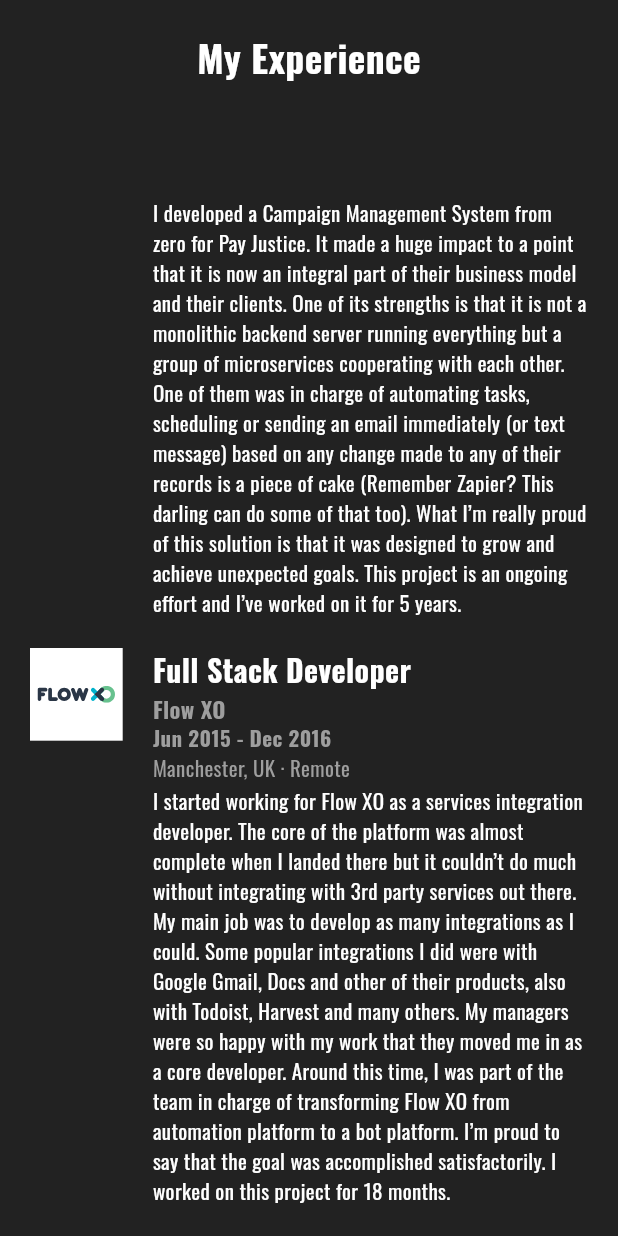
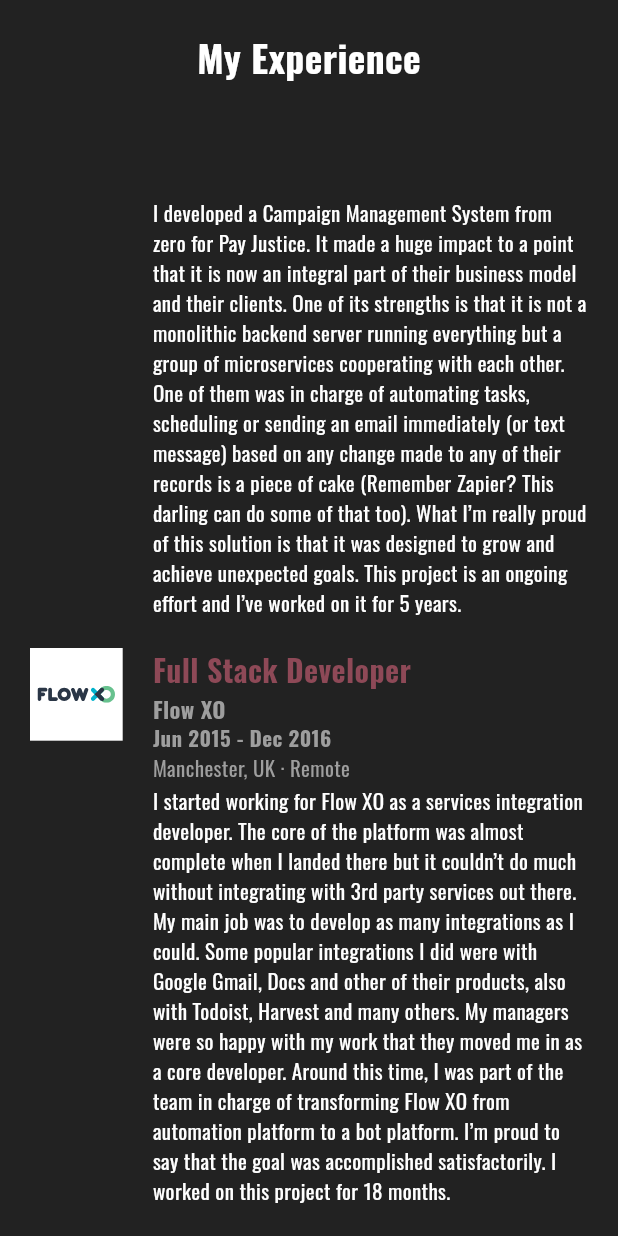
Before and after one commit to roboli/roboli-site, a Flutter app: the ExperiencePage screen opened directly, scrolled down 403 dp, on a phone screen of 412 x 824 dp. Run offline on Flutter 3.47's test engine with Material 3 defaults, Android fonts, the phone set to English and light mode, and no system bars; our stand-ins replace dots_indicator, easy_debounce, flutter_svg, go_router, google_fonts.

Commit message:
Add headline color

```diff
--- a/lib/pages/experience_page/tile.dart
+++ b/lib/pages/experience_page/tile.dart
@@ -33,7 +33,11 @@ class Tile extends StatelessWidget {
             children: [
               Text(
                 role,
-                style: const TextStyle(fontWeight: FontWeight.bold, fontSize: 20),
+                style: TextStyle(
+                  fontWeight: FontWeight.bold,
+                  fontSize: 20,
+                  color: Theme.of(context).primaryColor,
+                ),
               ),
               Text(
                 client,
```
